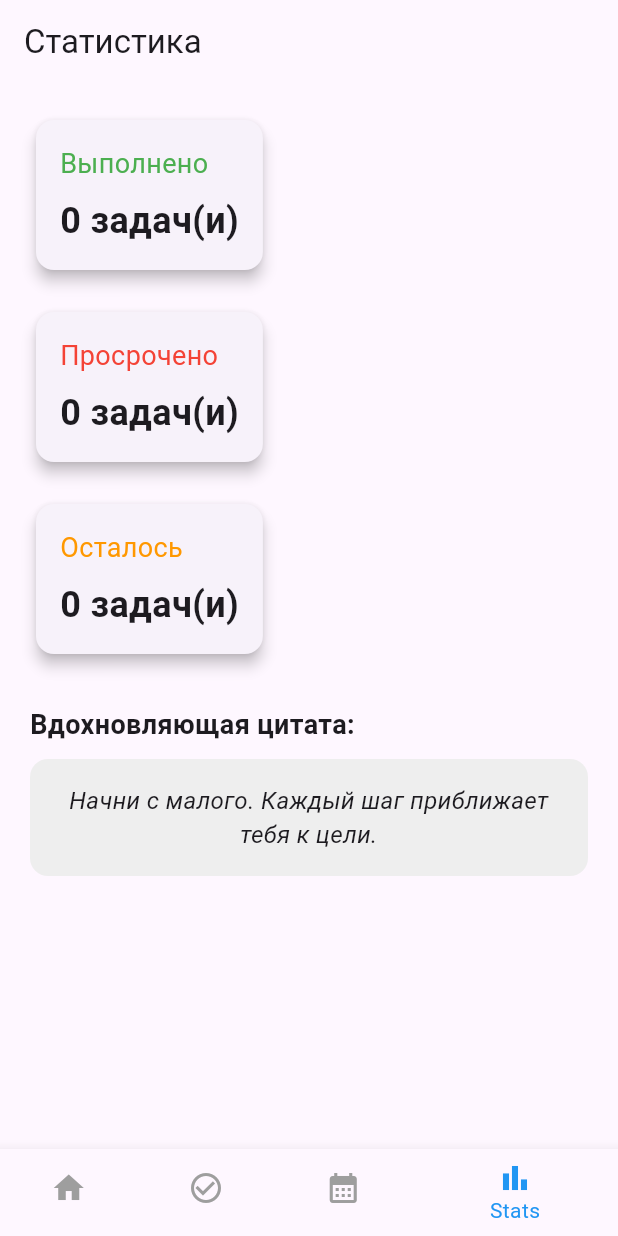
After one commit to starArsonist/mobile-app, a Flutter app: the screen it shows after launch, item 4 of the bottom bar chosen, on a phone screen of 412 x 824 dp. The commit adds this screen. Run offline on Flutter 3.47's test engine with Material 3 defaults, Android fonts, the phone set to English and light mode, and no system bars; our stand-ins replace table_calendar.

Commit message:
Экраны Статистики и Календаря

```diff
--- a/lib/main.dart
+++ b/lib/main.dart
@@ -1,6 +1,9 @@
 import 'package:flutter/material.dart';
+import 'models/task.dart';
 import 'screens/home_screen.dart';
 import 'screens/tasks_screen.dart';
+import 'screens/calendar_screen.dart';
+import 'screens/statistics_screen.dart';
 
 void main() {
   runApp(MyApp());
@@ -28,11 +31,41 @@ class MainPage extends StatefulWidget {
 
 class _MainPageState extends State<MainPage> {
   int _currentIndex = 0;
+  final List<Task> _tasks = [];
 
-  final List<Widget> _screens = [HomeScreen(tasks: [],), TasksScreen()];
+  void _addNewTask(Task task) {
+    setState(() {
+      _tasks.add(task);
+    });
+  }
+
+  void _editTask(Task oldTask, Task newTask) {
+    setState(() {
+      final index = _tasks.indexOf(oldTask);
+      if (index != -1) _tasks[index] = newTask;
+    });
+  }
+
+  void _deleteTask(Task task) {
+    setState(() {
+      _tasks.remove(task);
+    });
+  }
 
   @override
   Widget build(BuildContext context) {
+    final List<Widget> _screens = [
+      HomeScreen(tasks: _tasks),
+      TasksScreen(
+        tasks: _tasks,
+        onAddTask: _addNewTask,
+        onEditTask: _editTask,
+        onDeleteTask: _deleteTask,
+      ),
+      CalendarScreen(tasks: _tasks),
+      StatisticsScreen(tasks: _tasks),
+    ];
+
     return Scaffold(
       body: _screens[_currentIndex],
       bottomNavigationBar: BottomNavigationBar(
@@ -46,10 +79,9 @@ class _MainPageState extends State<MainPage> {
         },
         items: const [
           BottomNavigationBarItem(icon: Icon(Icons.home), label: 'Home'),
-          BottomNavigationBarItem(
-            icon: Icon(Icons.check_circle_outline),
-            label: 'Tasks',
-          ),
+          BottomNavigationBarItem(icon: Icon(Icons.check_circle_outline), label: 'Tasks'),
+          BottomNavigationBarItem(icon: Icon(Icons.calendar_month), label: 'Calendar'),
+          BottomNavigationBarItem(icon: Icon(Icons.bar_chart), label: 'Stats'),
         ],
       ),
     );
--- a/lib/screens/edit_task_screen.dart
+++ b/lib/screens/edit_task_screen.dart
@@ -1,4 +1,5 @@
 import 'package:flutter/material.dart';
+import 'package:mobile_app/screens/profile_screen.dart';
 import '../models/task.dart';
 
 class EditTaskScreen extends StatefulWidget {
--- /dev/null
+++ b/lib/screens/statistics_screen.dart
@@ -0,0 +1,128 @@
+import 'package:flutter/material.dart';
+import '../models/task.dart';
+
+class StatisticsScreen extends StatelessWidget {
+  final List<Task> tasks;
+
+  const StatisticsScreen({super.key, required this.tasks});
+
+  int get completedTasksCount {
+    return tasks.where((task) => task.isCompleted).length;
+  }
+
+  int get overdueTasksCount {
+    return tasks
+        .where((task) => !task.isCompleted && task.deadline.isBefore(DateTime.now()))
+        .length;
+  }
+
+  int get remainingTasksCount {
+    return tasks.where((task) => !task.isCompleted).length - overdueTasksCount;
+  }
+
+  String get motivationalQuote {
+    if (completedTasksCount >= 5)
+      return "Ты на пути к величию! Так держать!";
+    else if (completedTasksCount > 0)
+      return "Продолжай в том же духе — успех рядом!";
+    else
+      return "Начни с малого. Каждый шаг приближает тебя к цели.";
+  }
+
+  @override
+  Widget build(BuildContext context) {
+    return Scaffold(
+      appBar: AppBar(
+        title: Text("Статистика"),
+      ),
+      body: Padding(
+        padding: const EdgeInsets.all(20.0),
+        child: Column(
+          crossAxisAlignment: CrossAxisAlignment.start,
+          children: [
+            Card(
+              elevation: 4,
+              child: Padding(
+                padding: const EdgeInsets.all(16.0),
+                child: Column(
+                  crossAxisAlignment: CrossAxisAlignment.start,
+                  children: [
+                    Text(
+                      "Выполнено",
+                      style: TextStyle(fontSize: 18, color: Colors.green),
+                    ),
+                    SizedBox(height: 8),
+                    Text(
+                      "$completedTasksCount задач(и)",
+                      style: TextStyle(fontSize: 24, fontWeight: FontWeight.bold),
+                    ),
+                  ],
+                ),
+              ),
+            ),
+            SizedBox(height: 20),
+            Card(
+              elevation: 4,
+              child: Padding(
+                padding: const EdgeInsets.all(16.0),
+                child: Column(
+                  crossAxisAlignment: CrossAxisAlignment.start,
+                  children: [
+                    Text(
+                      "Просрочено",
+                      style: TextStyle(fontSize: 18, color: Colors.red),
+                    ),
+                    SizedBox(height: 8),
+                    Text(
+                      "$overdueTasksCount задач(и)",
+                      style: TextStyle(fontSize: 24, fontWeight: FontWeight.bold),
+                    ),
+                  ],
+                ),
+              ),
+            ),
+            SizedBox(height: 20),
+            Card(
+              elevation: 4,
+              child: Padding(
+                padding: const EdgeInsets.all(16.0),
+                child: Column(
+                  crossAxisAlignment: CrossAxisAlignment.start,
+                  children: [
+                    Text(
+                      "Осталось",
+                      style: TextStyle(fontSize: 18, color: Colors.orange),
+                    ),
+                    SizedBox(height: 8),
+                    Text(
+                      "$remainingTasksCount задач(и)",
+                      style: TextStyle(fontSize: 24, fontWeight: FontWeight.bold),
+                    ),
+                  ],
+                ),
+              ),
+            ),
+            SizedBox(height: 30),
+            Text(
+              "Вдохновляющая цитата:",
+              style: TextStyle(fontSize: 18, fontWeight: FontWeight.bold),
+            ),
+            SizedBox(height: 10),
+            Container(
+              padding: EdgeInsets.all(16),
+              decoration: BoxDecoration(
+                color: Colors.grey[200],
+                borderRadius: BorderRadius.circular(12),
+              ),
+              child: Text(
+                motivationalQuote,
+                style: TextStyle(fontSize: 16, fontStyle: FontStyle.italic),
+                textAlign: TextAlign.center,
+              ),
+            )
+          ],
+        ),
+      ),
+    );
+  }
+}
--- a/lib/screens/tasks_screen.dart
+++ b/lib/screens/tasks_screen.dart
@@ -7,7 +7,7 @@ import 'edit_task_screen.dart';
 enum TaskFilter { all, completed, incomplete }
 
 class TasksScreen extends StatefulWidget {
-  const TasksScreen({super.key});
+  const TasksScreen({super.key, required onAddTask, required List<Task> tasks, required void Function(Task oldTask, Task newTask) onEditTask, required void Function(Task task) onDeleteTask});
 
   @override
   State<TasksScreen> createState() => _TasksScreenState();
--- a/pubspec.yaml
+++ b/pubspec.yaml
@@ -34,6 +34,7 @@ dependencies:
   # The following adds the Cupertino Icons font to your application.
   # Use with the CupertinoIcons class for iOS style icons.
   cupertino_icons: ^1.0.8
+  table_calendar: ^3.0.9
 
 dev_dependencies:
   flutter_test:
```
Also changed, not shown: lib/screens/calendar_screen.dart (added, +134 -0 lines), pubspec.lock.
